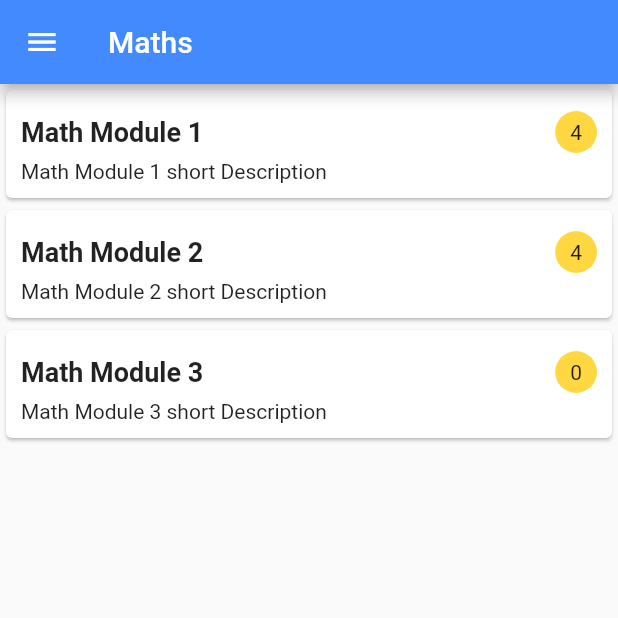
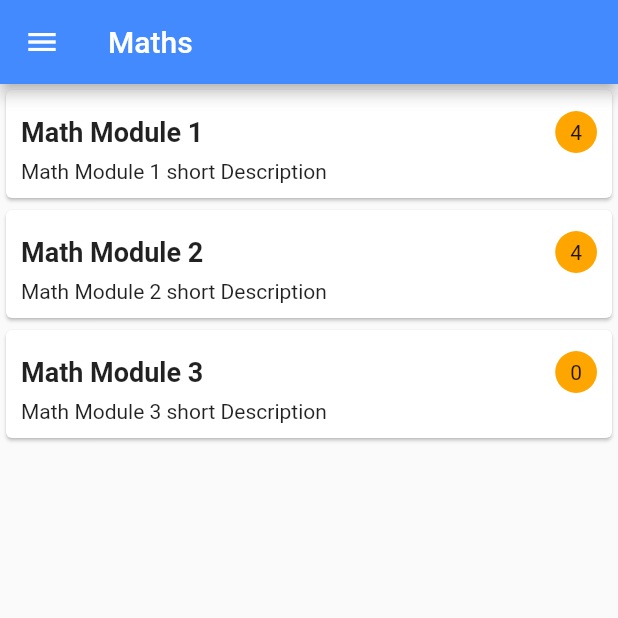
Before and after one commit to bpatel28/TejasviGuruCoolApp, a Flutter app: the ModulesScreen screen opened directly with empty values, on a phone screen of 412 x 824 dp, the top half of it. Run offline on Flutter 3.47's test engine with Material 2 defaults, Android fonts, the phone set to English and light mode, and no system bars; accounts and stored records are empty.

Commit message:
created widget for circular box

```diff
--- a/tejasvi_gurucool/lib/screens/modules_screen.dart
+++ b/tejasvi_gurucool/lib/screens/modules_screen.dart
@@ -5,6 +5,7 @@ import 'package:tejasvi_gurucool/models/study_module_model.dart';
 import 'package:tejasvi_gurucool/models/subject_model.dart';
 import 'package:tejasvi_gurucool/models/user_model.dart';
 import 'package:tejasvi_gurucool/widgets/app_drawer.dart';
+import 'package:tejasvi_gurucool/widgets/circular_box.dart';
 
 class ModulesScreenArgs {
   final User user;
@@ -14,17 +15,6 @@ class ModulesScreenArgs {
 }
 
 class ModulesScreen extends StatelessWidget {
-  Widget _getModuleItemsCountCircle(BuildContext context, StudyModule module) {
-    return Container(
-      padding: EdgeInsets.all(10.0),
-      decoration: BoxDecoration(
-        shape: BoxShape.circle,
-        color: Colors.amberAccent,
-      ),
-      child: Text(module.items.length.toString()),
-    );
-  }
-
   Widget _getStudyModuleCard(BuildContext context, StudyModule module) {
     return Card(
       child: InkWell(
@@ -41,7 +31,11 @@ class ModulesScreen extends StatelessWidget {
                     Text(module.title,
                         style: TextStyle(
                             fontSize: 18, fontWeight: FontWeight.bold)),
-                    _getModuleItemsCountCircle(context, module),
+                    CircularBox(
+                      module.items.length.toString(),
+                      padding: 10.0,
+                      color: const Color(0xFFffa500),
+                    ),
                   ],
                 ),
                 Text(module.shortDescription),
@@ -62,10 +56,10 @@ class ModulesScreen extends StatelessWidget {
       body: Center(
         child: subject != null
             ? new ListView.builder(
-              itemCount: subject.modules.length,
-              itemBuilder: (context, index) =>
+                itemCount: subject.modules.length,
+                itemBuilder: (context, index) =>
                     _getStudyModuleCard(context, subject.modules[index]),
-            )
+              )
             : Text("No modules available."),
       ),
       drawer: AppDrawer(args.user, Routes.SUBJECTS),
--- /dev/null
+++ b/tejasvi_gurucool/lib/widgets/circular_box.dart
@@ -0,0 +1,21 @@
+import 'package:flutter/cupertino.dart';
+
+class CircularBox extends StatelessWidget {
+  final double _padding;
+  final Color _color;
+  final String _text;
+
+  CircularBox(this._text, {double padding = 0, Color color = const Color(0xFF42A5F5)}) : _padding = padding, _color = color;
+
+  @override
+  Widget build(BuildContext context) {
+    return Container(
+      padding: EdgeInsets.all(_padding),
+      decoration: BoxDecoration(
+        shape: BoxShape.circle,
+        color: _color
+      ),
+      child: Text(_text),
+    );
+  }
+}
```
Also changed, not shown: tejasvi_gurucool/lib/screens/subjects_screen.dart (+6 -12 lines).
